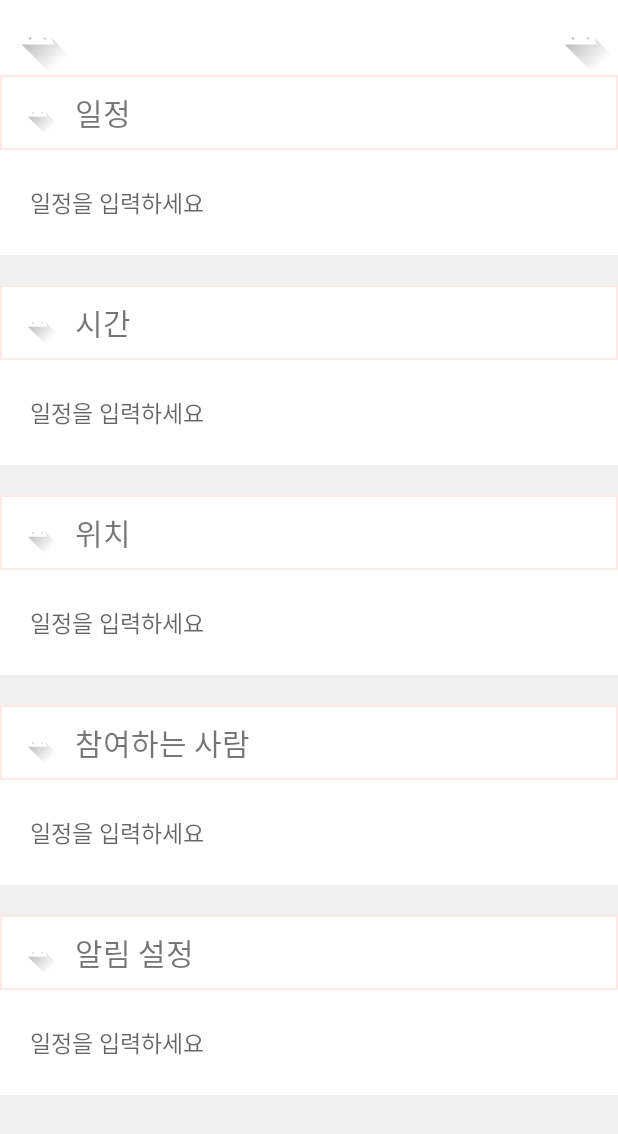
After one commit to silver0-stack/DoranDoran, an Android app: the layout schedule_writing.xml on its own in the app's theme, with its tools: preview values and no code run, on a phone screen of 412 x 824 dp. The commit adds this screen. Shown: the top 1134 px of the screen. Run offline under Robolectric (Android 15) with nearby library versions, the phone set to English and light mode, and no system bars.

Commit message:
xml 제작중

```diff
--- /dev/null
+++ b/app/src/main/res/drawable/outline_pink.xml
@@ -0,0 +1,12 @@
+<?xml version="1.0" encoding="utf-8"?>
+<layer-list xmlns:android="http://schemas.android.com/apk/res/android">
+    <item>
+        <shape android:shape="rectangle">
+            <stroke
+                android:width="1dp"
+                android:color="#33FA9183"/>
+            <solid
+                android:color="@color/white"/>
+        </shape>
+    </item>
+</layer-list>
--- /dev/null
+++ b/app/src/main/res/layout/family_writing.xml
@@ -0,0 +1,6 @@
+<?xml version="1.0" encoding="utf-8"?>
+<androidx.constraintlayout.widget.ConstraintLayout xmlns:android="http://schemas.android.com/apk/res/android"
+    android:layout_width="match_parent"
+    android:layout_height="match_parent">
+
+</androidx.constraintlayout.widget.ConstraintLayout>
--- /dev/null
+++ b/app/src/main/res/layout/main_calendar.xml
@@ -0,0 +1,6 @@
+<?xml version="1.0" encoding="utf-8"?>
+<androidx.constraintlayout.widget.ConstraintLayout xmlns:android="http://schemas.android.com/apk/res/android"
+    android:layout_width="match_parent"
+    android:layout_height="match_parent">
+
+</androidx.constraintlayout.widget.ConstraintLayout>
--- /dev/null
+++ b/app/src/main/res/layout/schedule_writing.xml
@@ -0,0 +1,212 @@
+<?xml version="1.0" encoding="utf-8"?>
+
+<LinearLayout android:layout_width="match_parent"
+    android:layout_height="match_parent"
+    xmlns:android="http://schemas.android.com/apk/res/android"
+    android:orientation="vertical"
+    android:background="#F0F0F0">
+
+    <LinearLayout
+        android:layout_width="match_parent"
+        android:layout_height="wrap_content"
+        android:background="@color/white">
+
+        <ImageButton
+            android:layout_width="50dp"
+            android:layout_height="50dp"
+            android:background="@color/white"
+            android:src="@drawable/ic_launcher_foreground"
+            android:scaleType="fitCenter"
+            android:layout_gravity="left"/>
+        <View
+            android:layout_width="0dp"
+            android:layout_height="0dp"
+            android:layout_weight="1"/>
+        <ImageButton
+            android:layout_width="50dp"
+            android:layout_height="50dp"
+            android:background="@color/white"
+            android:src="@drawable/ic_launcher_foreground"
+            android:scaleType="fitCenter"
+            android:layout_gravity="right"/>
+    </LinearLayout>
+
+    <ScrollView
+        android:layout_width="match_parent"
+        android:layout_height="match_parent">
+
+        <LinearLayout
+            android:layout_width="match_parent"
+            android:layout_height="wrap_content"
+            android:orientation="vertical">
+
+            <LinearLayout
+                android:layout_width="match_parent"
+                android:layout_height="wrap_content"
+                android:background="@color/white"
+                android:orientation="vertical">
+
+                <LinearLayout
+                    android:layout_width="match_parent"
+                    android:layout_height="wrap_content"
+                    android:background="@drawable/outline_pink">
+                    <ImageView
+                        android:layout_width="30dp"
+                        android:layout_height="30dp"
+                        android:src="@drawable/ic_launcher_foreground"
+                        android:layout_gravity="center_vertical"
+                        android:layout_margin="10dp"/>
+                    <TextView
+                        android:layout_width="match_parent"
+                        android:layout_height="50dp"
+                        android:text="일정"
+                        android:textSize="20dp"
+                        android:gravity="center|left"/>
+                </LinearLayout>
+                <EditText
+                    android:layout_width="match_parent"
+                    android:layout_height="30dp"
+                    android:hint="일정을 입력하세요"
+                    android:textSize="15dp"
+                    android:background="@color/white"
+                    android:layout_margin="20dp"/>
+
+            </LinearLayout>
+
+            <LinearLayout
+                android:layout_width="match_parent"
+                android:layout_height="wrap_content"
+                android:background="@color/white"
+                android:orientation="vertical"
+                android:layout_marginTop="20dp">
+
+                <LinearLayout
+                    android:layout_width="match_parent"
+                    android:layout_height="wrap_content"
+                    android:background="@drawable/outline_pink">
+                    <ImageView
+                        android:layout_width="30dp"
+                        android:layout_height="30dp"
+                        android:src="@drawable/ic_launcher_foreground"
+                        android:layout_gravity="center_vertical"
+                        android:layout_margin="10dp"/>
+                    <TextView
+                        android:layout_width="match_parent"
+                        android:layout_height="50dp"
+                        android:text="시간"
+                        android:textSize="20dp"
+                        android:gravity="center|left"/>
+                </LinearLayout>
+                <EditText
+                    android:layout_width="match_parent"
+                    android:layout_height="30dp"
+                    android:hint="일정을 입력하세요"
+                    android:textSize="15dp"
+                    android:background="@color/white"
+                    android:layout_margin="20dp"/>
+
+            </LinearLayout>
+
+            <LinearLayout
+                android:layout_width="match_parent"
+                android:layout_height="wrap_content"
+                android:background="@color/white"
+                android:orientation="vertical"
+                android:layout_marginTop="20dp">
+
+                <LinearLayout
+                    android:layout_width="match_parent"
+                    android:layout_height="wrap_content"
+                    android:background="@drawable/outline_pink">
+                    <ImageView
+                        android:layout_width="30dp"
+                        android:layout_height="30dp"
+                        android:src="@drawable/ic_launcher_foreground"
+                        android:layout_gravity="center_vertical"
+                        android:layout_margin="10dp"/>
+                    <TextView
+                        android:layout_width="match_parent"
+                        android:layout_height="50dp"
+                        android:text="위치"
+                        android:textSize="20dp"
+                        android:gravity="center|left"/>
+                </LinearLayout>
+                <EditText
+                    android:layout_width="match_parent"
+                    android:layout_height="30dp"
+                    android:hint="일정을 입력하세요"
+                    android:textSize="15dp"
+                    android:background="@color/white"
+                    android:layout_margin="20dp"/>
+            </LinearLayout>
+
+            <LinearLayout
+                android:layout_width="match_parent"
+                android:layout_height="wrap_content"
+                android:background="@color/white"
+                android:orientation="vertical"
+                android:layout_marginTop="20dp">
+
+                <LinearLayout
+                    android:layout_width="match_parent"
+                    android:layout_height="wrap_content"
+                    android:background="@drawable/outline_pink">
+                    <ImageView
+                        android:layout_width="30dp"
+                        android:layout_height="30dp"
+                        android:src="@drawable/ic_launcher_foreground"
+                        android:layout_gravity="center_vertical"
+                        android:layout_margin="10dp"/>
+                    <TextView
+                        android:layout_width="match_parent"
+                        android:layout_height="50dp"
+                        android:text="참여하는 사람"
+                        android:textSize="20dp"
+                        android:gravity="center|left"/>
+                </LinearLayout>
+                <EditText
+                    android:layout_width="match_parent"
+                    android:layout_height="30dp"
+                    android:hint="일정을 입력하세요"
+                    android:textSize="15dp"
+                    android:background="@color/white"
+                    android:layout_margin="20dp"/>
+            </LinearLayout>
+
+            <LinearLayout
+                android:layout_width="match_parent"
+                android:layout_height="wrap_content"
+                android:background="@color/white"
+                android:orientation="vertical"
+                android:layout_marginTop="20dp">
+
+                <LinearLayout
+                    android:layout_width="match_parent"
+                    android:layout_height="wrap_content"
+                    android:background="@drawable/outline_pink">
+                    <ImageView
+                        android:layout_width="30dp"
+                        android:layout_height="30dp"
+                        android:src="@drawable/ic_launcher_foreground"
+                        android:layout_gravity="center_vertical"
+                        android:layout_margin="10dp"/>
+                    <TextView
+                        android:layout_width="match_parent"
+                        android:layout_height="50dp"
+                        android:text="알림 설정"
+                        android:textSize="20dp"
+                        android:gravity="center|left"/>
+                </LinearLayout>
+                <EditText
+                    android:layout_width="match_parent"
+                    android:layout_height="30dp"
+                    android:hint="일정을 입력하세요"
+                    android:textSize="15dp"
+                    android:background="@color/white"
+                    android:layout_margin="20dp"/>
+            </LinearLayout>
+
+        </LinearLayout>
+    </ScrollView>
+
+</LinearLayout>
--- a/app/src/main/res/values/themes.xml
+++ b/app/src/main/res/values/themes.xml
@@ -12,5 +12,7 @@
         <!-- Status bar color. -->
         <item name="android:statusBarColor" tools:targetApi="l">?attr/colorPrimaryVariant</item>
         <!-- Customize your theme here. -->
+        <item name="android:windowActionBar">false</item>
+        <item name="windowNoTitle">true</item>
     </style>
 </resources>
```
